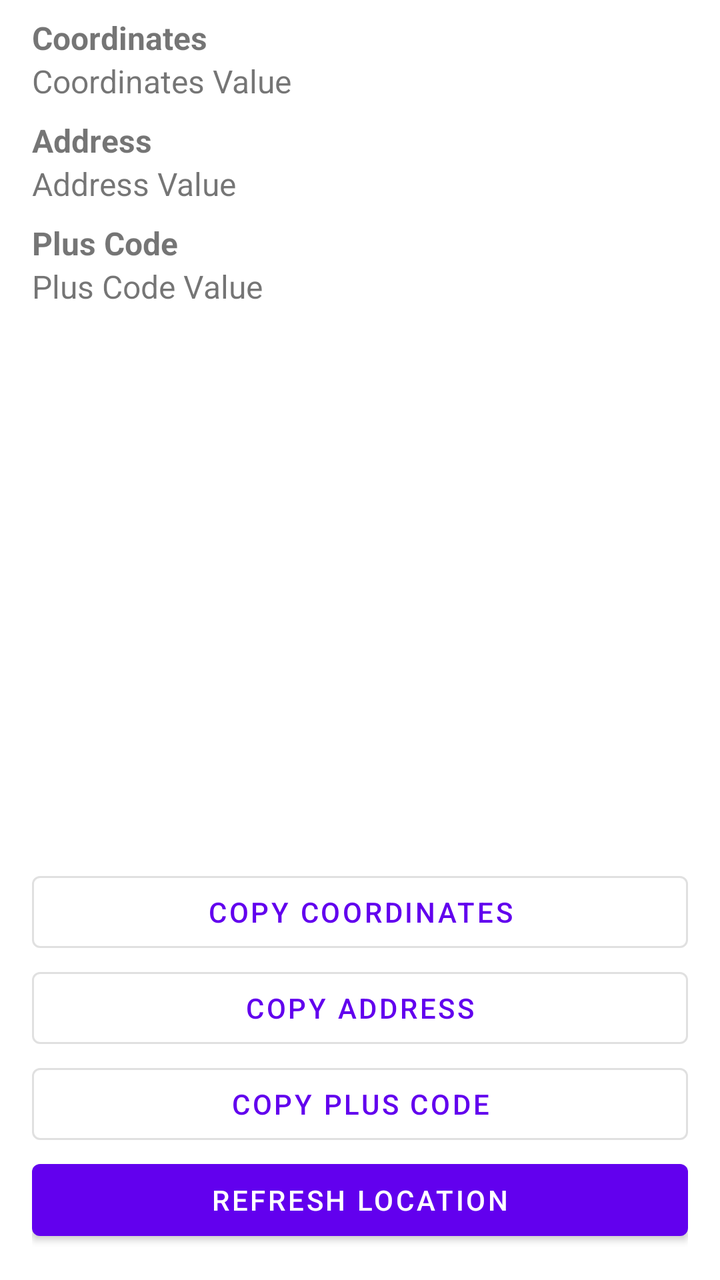
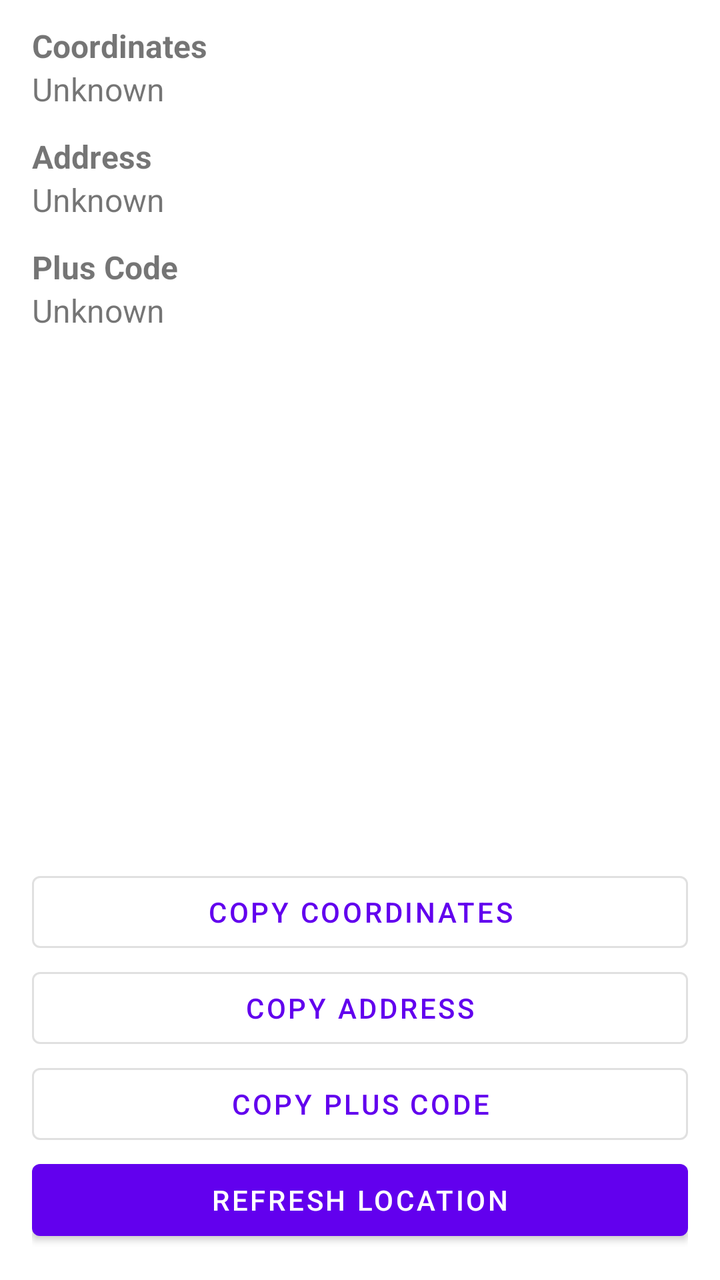

The first picture is an Android layout as it rendered before a commit; the second is the same layout after the commit. The layout source and the unified diff follow.
<!-- AndroidManifest.xml: application theme Theme.GeoLocator -->
<!-- res/layout/activity_main.xml -->
<?xml version="1.0" encoding="utf-8"?>
<androidx.constraintlayout.widget.ConstraintLayout xmlns:android="http://schemas.android.com/apk/res/android"
    xmlns:app="http://schemas.android.com/apk/res-auto"
    xmlns:tools="http://schemas.android.com/tools"
    android:id="@+id/main"
    android:layout_width="match_parent"
    android:layout_height="match_parent"
    tools:context=".MainActivity">

    <ProgressBar
        android:id="@+id/progressBar_loading"
        android:layout_width="48dp"
        android:layout_height="48dp"
        android:layout_gravity="center"
        android:visibility="gone"
        app:layout_constraintBottom_toTopOf="@id/linearLayout_buttons"
        app:layout_constraintEnd_toEndOf="parent"
        app:layout_constraintStart_toStartOf="parent"
        app:layout_constraintTop_toTopOf="parent" />

    <LinearLayout
        android:id="@+id/linearLayout_location_info"
        android:layout_width="0dp"
        android:layout_height="0dp"
        android:orientation="vertical"
        android:paddingHorizontal="16dp"
        app:layout_constraintBottom_toTopOf="@id/linearLayout_buttons"
        app:layout_constraintEnd_toEndOf="parent"
        app:layout_constraintStart_toStartOf="parent"
        app:layout_constraintTop_toTopOf="parent">

        <TextView
            android:layout_width="match_parent"
            android:layout_height="wrap_content"
            android:layout_marginTop="8dp"
            android:text="Coordinates"
            android:textSize="16sp"
            android:textStyle="bold" />

        <TextView
            android:id="@+id/textView_coordinates"
            android:layout_width="match_parent"
            android:layout_height="wrap_content"
            android:text="Coordinates Value"
            android:textSize="16sp" />

        <TextView
            android:layout_width="match_parent"
            android:layout_height="wrap_content"
            android:layout_marginTop="8dp"
            android:text="Address"
            android:textSize="16sp"
            android:textStyle="bold" />

        <TextView
            android:id="@+id/textView_address"
            android:layout_width="match_parent"
            android:layout_height="wrap_content"
            android:text="Address Value"
            android:textSize="16sp" />

        <TextView
            android:layout_width="match_parent"
            android:layout_height="wrap_content"
            android:layout_marginTop="8dp"
            android:text="Plus Code"
            android:textSize="16sp"
            android:textStyle="bold" />

        <TextView
            android:id="@+id/textView_plus_code"
            android:layout_width="match_parent"
            android:layout_height="wrap_content"
            android:text="Plus Code Value"
            android:textSize="16sp" />
    </LinearLayout>

    <LinearLayout
        android:id="@+id/linearLayout_buttons"
        android:layout_width="match_parent"
        android:layout_height="wrap_content"
        android:layout_margin="16dp"
        android:gravity="center"
        android:orientation="vertical"
        app:layout_constraintBottom_toBottomOf="parent"
        app:layout_constraintEnd_toEndOf="parent"
        app:layout_constraintStart_toStartOf="parent"
        app:layout_constraintTop_toBottomOf="@id/linearLayout_location_info">

        <com.google.android.material.button.MaterialButton
            android:id="@+id/button_copy_coordinates"
            style="@style/Widget.MaterialComponents.Button.OutlinedButton"
            android:layout_width="match_parent"
            android:layout_height="wrap_content"
            android:text="Copy Coordinates" />

        <com.google.android.material.button.MaterialButton
            android:id="@+id/button_copy_address"
            style="@style/Widget.MaterialComponents.Button.OutlinedButton"
            android:layout_width="match_parent"
            android:layout_height="wrap_content"
            android:text="Copy Address" />

        <com.google.android.material.button.MaterialButton
            android:id="@+id/button_copy_plus_code"
            style="@style/Widget.MaterialComponents.Button.OutlinedButton"
            android:layout_width="match_parent"
            android:layout_height="wrap_content"
            android:text="Copy Plus Code" />

        <Button
            android:id="@+id/button_refresh"
            android:layout_width="match_parent"
            android:layout_height="wrap_content"
            android:text="Refresh Location" />

    </LinearLayout>

</androidx.constraintlayout.widget.ConstraintLayout>
<!-- resources referenced by this layout -->
<resources>
  <style name="Theme.GeoLocator" parent="Theme.MaterialComponents.DayNight.DarkActionBar">
          
          <item name="colorPrimary">@color/purple_500</item>
          <item name="colorPrimaryVariant">@color/purple_700</item>
          <item name="colorOnPrimary">@color/white</item>
          
          <item name="colorSecondary">@color/teal_200</item>
          <item name="colorSecondaryVariant">@color/teal_700</item>
          <item name="colorOnSecondary">@color/black</item>
          
          <item name="android:statusBarColor">?attr/colorPrimaryVariant</item>
          
      </style>
  <color name="purple_500">#FF6200EE</color>
  <color name="purple_700">#FF3700B3</color>
  <color name="white">#FFFFFFFF</color>
  <color name="teal_200">#FF03DAC5</color>
  <color name="teal_700">#FF018786</color>
  <color name="black">#FF000000</color>
</resources>

<!-- the commit's change to res/layout/activity_main.xml (unified diff, before → after) -->
@@ -32,7 +32,7 @@
         <TextView
             android:layout_width="match_parent"
             android:layout_height="wrap_content"
-            android:layout_marginTop="8dp"
+            android:layout_marginTop="12dp"
             android:text="Coordinates"
             android:textSize="16sp"
             android:textStyle="bold" />
@@ -41,13 +41,13 @@
             android:id="@+id/textView_coordinates"
             android:layout_width="match_parent"
             android:layout_height="wrap_content"
-            android:text="Coordinates Value"
+            android:text="Unknown"
             android:textSize="16sp" />
 
         <TextView
             android:layout_width="match_parent"
             android:layout_height="wrap_content"
-            android:layout_marginTop="8dp"
+            android:layout_marginTop="12dp"
             android:text="Address"
             android:textSize="16sp"
             android:textStyle="bold" />
@@ -56,13 +56,13 @@
             android:id="@+id/textView_address"
             android:layout_width="match_parent"
             android:layout_height="wrap_content"
-            android:text="Address Value"
+            android:text="Unknown"
             android:textSize="16sp" />
 
         <TextView
             android:layout_width="match_parent"
             android:layout_height="wrap_content"
-            android:layout_marginTop="8dp"
+            android:layout_marginTop="12dp"
             android:text="Plus Code"
             android:textSize="16sp"
             android:textStyle="bold" />
@@ -71,7 +71,7 @@
             android:id="@+id/textView_plus_code"
             android:layout_width="match_parent"
             android:layout_height="wrap_content"
-            android:text="Plus Code Value"
+            android:text="Unknown"
             android:textSize="16sp" />
     </LinearLayout>
 
